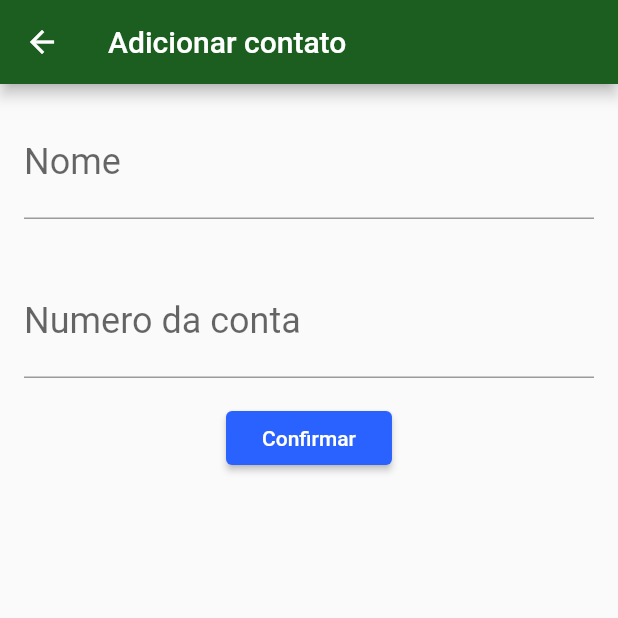
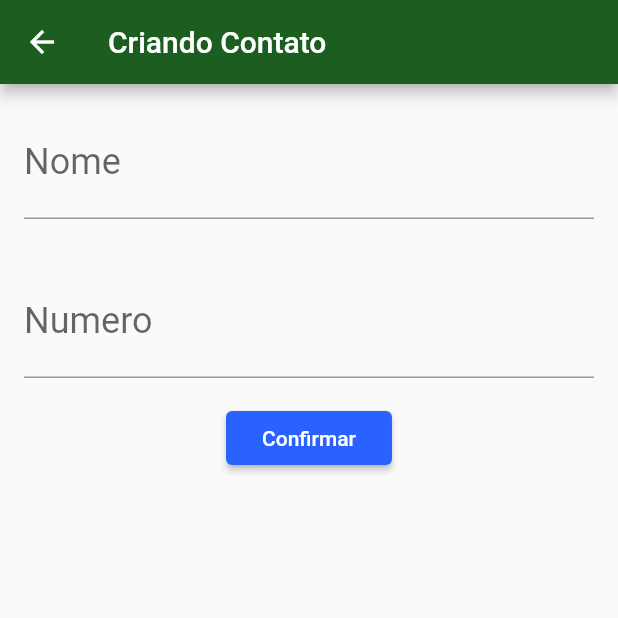
Before and after one commit to lucas170198/bytebank, a Flutter app: the FormularioContato screen opened directly, on a phone screen of 412 x 824 dp, the top half of it. Run offline on Flutter 3.47's test engine with Material 2 defaults, Android fonts, the phone set to English and light mode, and no system bars.

Commit message:
Refactoring the contato_formulario

```diff
--- a/lib/screens/contatos/formulario.dart
+++ b/lib/screens/contatos/formulario.dart
@@ -1,6 +1,15 @@
 import 'package:bytebank/components/editor.dart';
 import 'package:bytebank/models/contatos.dart';
 import 'package:flutter/material.dart';
+
+const String _appBarText = 'Criando Contato';
+
+const String _campoNomeRotulo = 'Nome';
+
+const String _campoNumeroRotulo = 'Numero';
+const String _campoNumeroDica = '0001';
+
+const String _textoBotaoConfirmar = 'Confirmar';
 
 class FormularioContato extends StatefulWidget {
   @override
@@ -13,20 +22,21 @@ class _FormulatioContatoState extends State<FormularioContato> {
   @override
   Widget build(BuildContext context) {
     return Scaffold(
-      appBar: AppBar(title: Text('Adicionar contato')),
+      appBar: AppBar(title: Text(_appBarText)),
       body: SingleChildScrollView(
         child: Column(
           children: <Widget>[
             Editor(
-              rotulo: 'Nome',
+              rotulo: _campoNomeRotulo,
               controlador: _controladorCampoNome,
             ),
             Editor(
-              rotulo: 'Numero da conta',
+              rotulo: _campoNumeroRotulo,
+              dica: _campoNumeroDica,
               controlador: _controladorCampoNumero,
             ),
             RaisedButton(
-              child: Text('Confirmar'),
+              child: Text(_textoBotaoConfirmar),
               onPressed: () => _criaContato(context),
             ),
           ],
```
